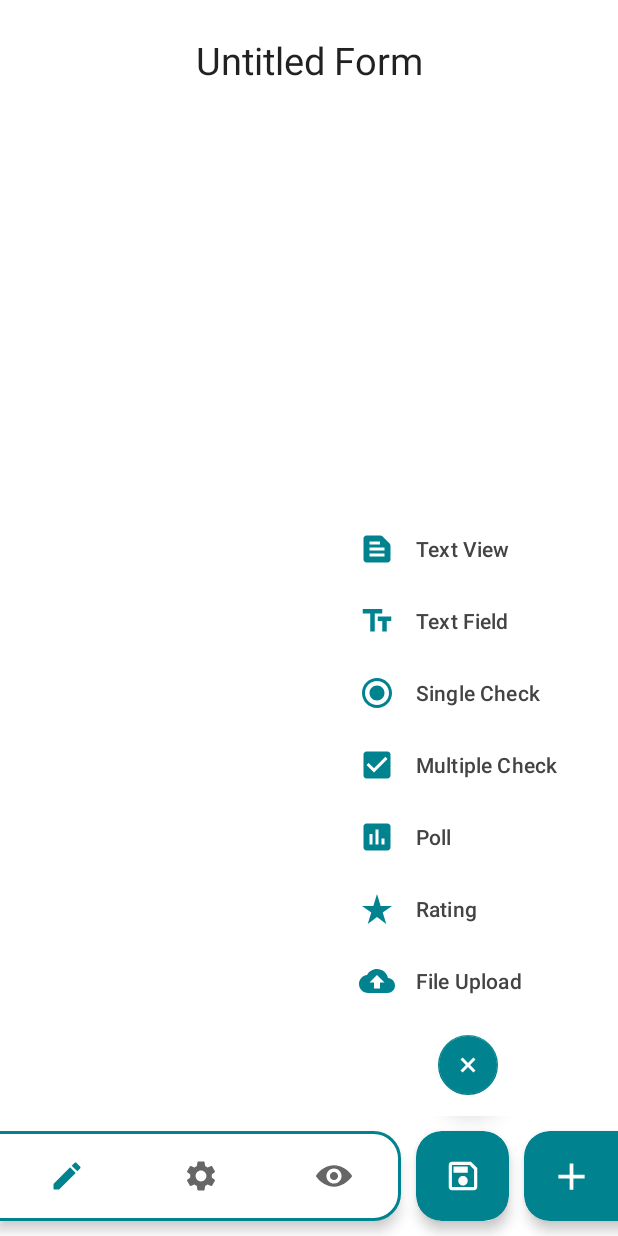
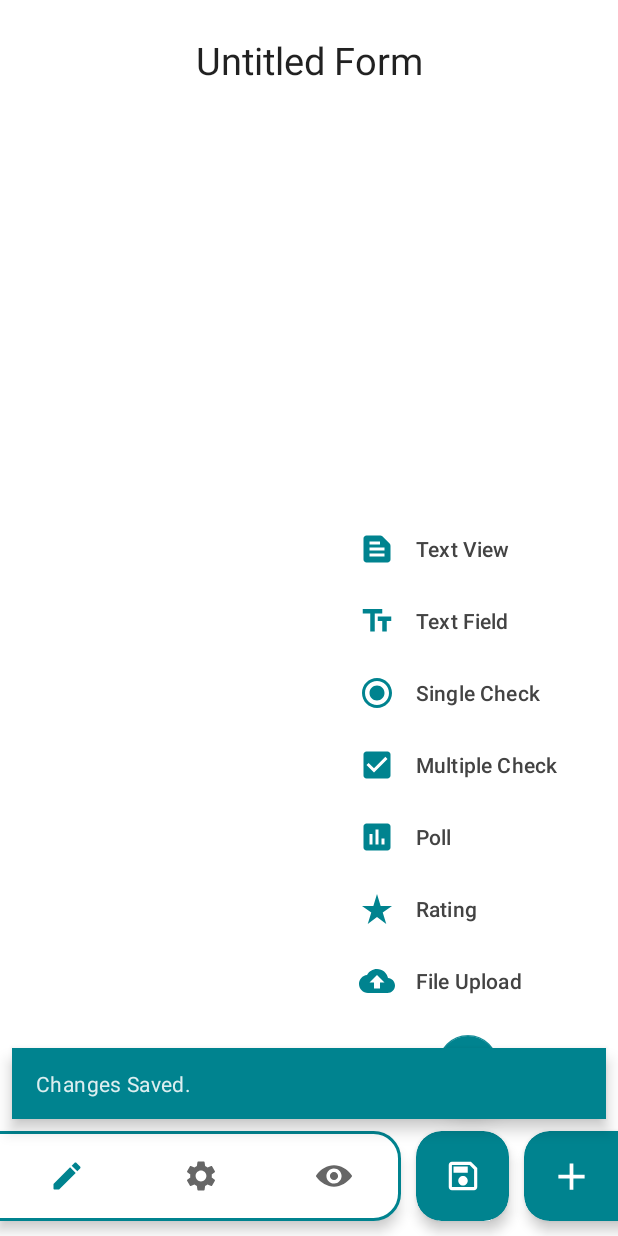
Before and after one commit to lnx2000/Forms, an Android app: the CreateFormActivity screen opened directly, with no data from a screen before it, after a tap on an icon or button, on a phone screen of 412 x 824 dp. Run offline under Robolectric (Android 15) with nearby library versions, the phone set to English and light mode, and no system bars; libraries missing offline, so code that uses them is left out: com.cooltechworks.views; pictures from the network do not load; 15 statements that could not run were skipped; 1 other tap on this screen came first.

Commit message:
edit on disabled

```diff
--- a/Forms2/app/src/main/java/com/app/forms/activities/CreateFormActivity.java
+++ b/Forms2/app/src/main/java/com/app/forms/activities/CreateFormActivity.java
@@ -1,15 +1,14 @@
 package com.app.forms.activities;
 
-import android.content.Intent;
 import android.content.SharedPreferences;
-import android.net.Uri;
+import android.content.res.TypedArray;
+import android.graphics.Color;
 import android.os.Bundle;
+import android.util.TypedValue;
 import android.view.View;
 import android.widget.FrameLayout;
 import android.widget.ImageView;
-import android.widget.TextView;
 
-import androidx.annotation.Nullable;
 import androidx.appcompat.app.AppCompatActivity;
 import androidx.fragment.app.Fragment;
 import androidx.fragment.app.FragmentTransaction;
@@ -29,6 +28,8 @@ import com.google.android.material.bottomnavigation.BottomNavigationView;
 import com.google.android.material.card.MaterialCardView;
 import com.google.android.material.floatingactionbutton.FloatingActionButton;
 import com.google.android.material.navigation.NavigationView;
+import com.google.android.material.snackbar.BaseTransientBottomBar;
+import com.google.android.material.snackbar.Snackbar;
 import com.google.gson.Gson;
 
 import org.json.JSONException;
@@ -167,6 +168,11 @@ public class CreateFormActivity extends AppCompatActivity {
 
     private boolean saveDataToSP() {
 
+        if (form.isEnabled()) {
+            showMsg(false);
+
+        } else {
+
             Gson gson = new Gson();
             form.setLastUpdate(Constants.dateFormatter.format(new Date()));
             String jsonForm = gson.toJson(form);
@@ -177,9 +183,8 @@ public class CreateFormActivity extends AppCompatActivity {
             editor.apply();
             MainActivity.data.set(position, form);
 
-
             showMsg(true);
-
+        }
         return false;
     }
 
@@ -215,13 +220,26 @@ public class CreateFormActivity extends AppCompatActivity {
     }*/
 
     private void showMsg(boolean res) {
+        TypedValue typedValue = new TypedValue();
+
+        TypedArray a = this.obtainStyledAttributes(typedValue.data, new int[]{R.attr.colorPrimary});
+        int color = a.getColor(0, 0);
+
+        a.recycle();
+
         if (res) {
-            ((TextView) savedmsg.findViewById(R.id.savetv)).setText(Constants.changesSaved);
+            Snackbar sb = Snackbar.make(bottomNavigationView, Constants.changesSaved, BaseTransientBottomBar.LENGTH_SHORT)
+                    .setAnchorView(bottomNavigationView);
+            sb.getView().setBackgroundColor(color);
+            sb.setTextColor(Color.WHITE);
+            sb.show();
         } else {
-            ((TextView) savedmsg.findViewById(R.id.savetv)).setText(Constants.changesNotSaved);
+            Snackbar sb = Snackbar.make(bottomNavigationView, Constants.changesNotSaved, BaseTransientBottomBar.LENGTH_SHORT)
+                    .setAnchorView(bottomNavigationView);
+            sb.getView().setBackgroundColor(color);
+            sb.setTextColor(Color.WHITE);
+            sb.show();
         }
-        savedmsg.setVisibility(View.VISIBLE);
-        savedmsg.postDelayed(() -> savedmsg.setVisibility(View.GONE), 1000);
     }
 
 
--- a/Forms2/app/src/main/java/com/app/forms/constants/Constants.java
+++ b/Forms2/app/src/main/java/com/app/forms/constants/Constants.java
@@ -16,8 +16,8 @@ public class Constants {
     public static final int typeSubmit = 25;
     public static final int typeTextMsg = 100;
     public static final int formUIDLength = 8;
-    public static final String changesSaved = "Changes Saved";
-    public static final String changesNotSaved = "Error while saving";
+    public static final String changesSaved = "Changes Saved.";
+    public static final String changesNotSaved = "Can't be saved when enabled.";
     public static final int editFragment = 0;
     public static final int settingFragment = 1;
     public static final int returnFormCreateFormActivity = 100;
```
Lines whose indentation alone changed are shown as unchanged.
